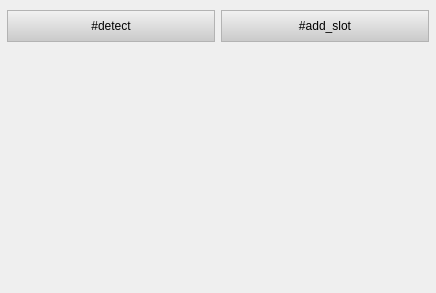
AlexObukhoff/TerminalClient, file 3.0/src/plugins/NativeWidgets/ServiceMenu/src/GUI/UI/HardwareWindow.ui: the form before one commit.
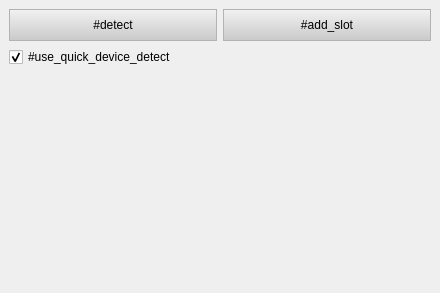
The form after the commit. The open tabs and pages were chosen to show the change.

Patch:
```diff
--- a/3.0/src/plugins/NativeWidgets/ServiceMenu/src/GUI/UI/HardwareWindow.ui
+++ b/3.0/src/plugins/NativeWidgets/ServiceMenu/src/GUI/UI/HardwareWindow.ui
@@ -63,47 +63,19 @@
    <property name="margin">
     <number>0</number>
    </property>
-   <item>
-    <spacer name="verticalSpacer_3">
-     <property name="orientation">
-      <enum>Qt::Vertical</enum>
-     </property>
-     <property name="sizeType">
-      <enum>QSizePolicy::Fixed</enum>
-     </property>
-     <property name="sizeHint" stdset="0">
-      <size>
-       <width>20</width>
-       <height>10</height>
-      </size>
-     </property>
-    </spacer>
-   </item>
    <item>
     <widget class="QStackedWidget" name="stackedWidget">
      <property name="currentIndex">
       <number>1</number>
      </property>
      <widget class="QWidget" name="wAllDevicesPage">
+      <layout class="QVBoxLayout" name="verticalLayout_7">
+       <item>
+        <layout class="QVBoxLayout" name="verticalLayout_6">
+         <item>
       <layout class="QVBoxLayout" name="verticalLayout">
-       <property name="margin">
-        <number>0</number>
-       </property>
        <item>
         <layout class="QHBoxLayout" name="horizontalLayout_2">
-         <item>
-          <spacer name="horizontalSpacer">
-           <property name="orientation">
-            <enum>Qt::Horizontal</enum>
-           </property>
-           <property name="sizeHint" stdset="0">
-            <size>
-             <width>40</width>
-             <height>20</height>
-            </size>
-           </property>
-          </spacer>
-         </item>
          <item>
           <widget class="QPushButton" name="btnDetect">
            <property name="text">
@@ -118,8 +90,22 @@
            </property>
           </widget>
          </item>
+            </layout>
+           </item>
          <item>
-          <spacer name="horizontalSpacer_2">
+            <layout class="QHBoxLayout" name="horizontalLayout_4">
+             <item>
+              <widget class="QCheckBox" name="cbQuickDeviceSearch">
+               <property name="text">
+                <string>#use_quick_device_detect</string>
+               </property>
+               <property name="checked">
+                <bool>true</bool>
+               </property>
+              </widget>
+             </item>
+             <item>
+              <spacer name="horizontalSpacer_5">
            <property name="orientation">
             <enum>Qt::Horizontal</enum>
            </property>
@@ -130,6 +116,10 @@
             </size>
            </property>
           </spacer>
+             </item>
+            </layout>
+           </item>
+          </layout>
          </item>
         </layout>
        </item>
@@ -165,8 +155,8 @@
            <rect>
             <x>0</x>
             <y>0</y>
-            <width>98</width>
-            <height>28</height>
+            <width>418</width>
+            <height>188</height>
            </rect>
           </property>
           <layout class="QVBoxLayout" name="verticalLayout_4">
@@ -184,6 +174,13 @@
                <verstretch>0</verstretch>
               </sizepolicy>
              </property>
+             <zorder>checkBox</zorder>
+             <zorder>cbQuickDeviceSearch</zorder>
+             <zorder>horizontalSpacer_5</zorder>
+             <zorder>cbQuickDeviceSearch</zorder>
+             <zorder>btnDetect</zorder>
+             <zorder>btnAdd</zorder>
+             <zorder>verticalSpacer_5</zorder>
             </widget>
            </item>
           </layout>
```
Lines whose indentation alone changed are shown as unchanged.
